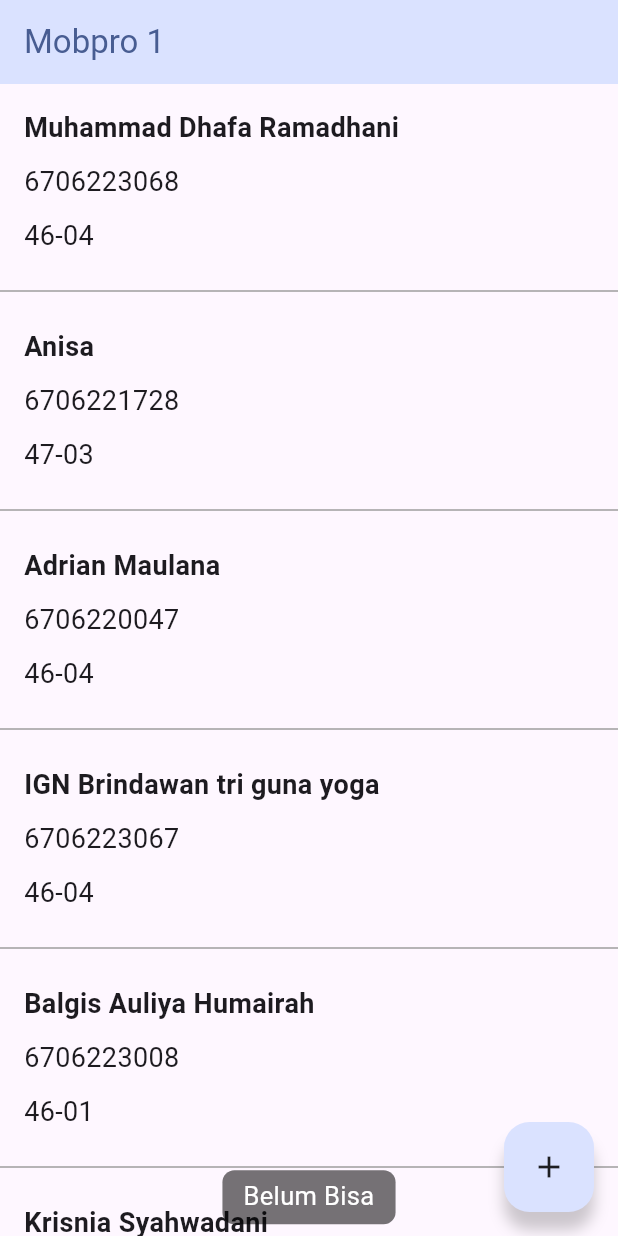
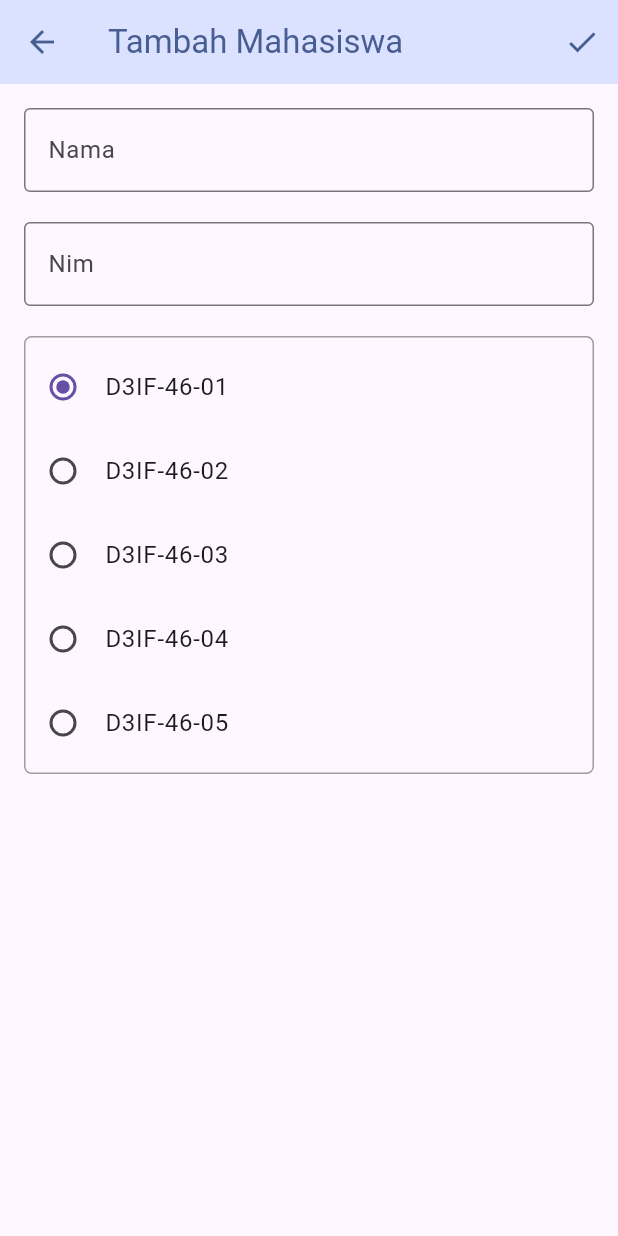
Before and after one commit to MDhafaR/FlutterXMpobpro, a Flutter app: the screen it shows after launch, after a tap on the "add" icon, on a phone screen of 412 x 824 dp. Run offline on Flutter 3.47's test engine with Material 3 defaults, Android fonts, the phone set to English and light mode, and no system bars; our stand-ins replace bloc, bot_toast, flutter_bloc.

Commit message:
challenge 8

```diff
--- /dev/null
+++ b/lib/bloc/mahasiswa_bloc.dart
@@ -0,0 +1,13 @@
+import 'package:bloc/bloc.dart';
+import 'package:meta/meta.dart';
+
+part 'mahasiswa_event.dart';
+part 'mahasiswa_state.dart';
+
+class MahasiswaBloc extends Bloc<MahasiswaEvent, MahasiswaState> {
+  MahasiswaBloc() : super(MahasiswaInitial()) {
+    on<KelasEvent>((event, emit) {
+      emit(KelasState(kelas: event.kelas));
+    });
+  }
+}
--- /dev/null
+++ b/lib/bloc/mahasiswa_event.dart
@@ -0,0 +1,10 @@
+part of 'mahasiswa_bloc.dart';
+
+@immutable
+sealed class MahasiswaEvent {}
+
+class KelasEvent extends MahasiswaEvent {
+  final String kelas;
+
+  KelasEvent({required this.kelas});
+}
--- /dev/null
+++ b/lib/bloc/mahasiswa_state.dart
@@ -0,0 +1,12 @@
+part of 'mahasiswa_bloc.dart';
+
+@immutable
+sealed class MahasiswaState {}
+
+final class MahasiswaInitial extends MahasiswaState {}
+
+final class KelasState extends MahasiswaState {
+  final String kelas;
+
+  KelasState({required this.kelas});
+}
--- a/lib/main.dart
+++ b/lib/main.dart
@@ -1,9 +1,11 @@
 import 'package:bot_toast/bot_toast.dart';
 import 'package:flutter/material.dart';
+import 'package:flutter_bloc/flutter_bloc.dart';
+import 'package:flutter_x_mobpro/bloc/mahasiswa_bloc.dart';
 import 'package:flutter_x_mobpro/pages/halaman_utama.dart';
 
 void main() {
-runApp(const MainApp());
+  runApp(const MainApp());
 }
 
 class MainApp extends StatelessWidget {
@@ -11,9 +13,12 @@ class MainApp extends StatelessWidget {
 
   @override
   Widget build(BuildContext context) {
-    return MaterialApp(
-      builder: BotToastInit(),
-      home: HalamanUtama(),
+    return BlocProvider(
+      create: (context) => MahasiswaBloc(),
+      child: MaterialApp(
+        builder: BotToastInit(),
+        home: HalamanUtama(),
+      ),
     );
   }
 }
--- /dev/null
+++ b/lib/pages/detail_page.dart
@@ -0,0 +1,97 @@
+import 'package:flutter/material.dart';
+import 'package:flutter_bloc/flutter_bloc.dart';
+import 'package:flutter_x_mobpro/Color/color_tamplate.dart';
+import 'package:flutter_x_mobpro/bloc/mahasiswa_bloc.dart';
+
+// ignore: must_be_immutable
+class DetailScreen extends StatelessWidget {
+  DetailScreen({this.kelasTerpilih, this.nama, this.nim, super.key});
+
+  final List<String> kelas = [
+    "D3IF-46-01",
+    "D3IF-46-02",
+    "D3IF-46-03",
+    "D3IF-46-04",
+    "D3IF-46-05",
+  ];
+
+  String? kelasTerpilih;
+  String? nama;
+  String? nim;
+
+  @override
+  Widget build(BuildContext context) {
+    return Scaffold(
+        appBar: AppBar(
+          leading: IconButton(
+              onPressed: () {
+                context.read<MahasiswaBloc>().add(KelasEvent(kelas: kelasTerpilih ?? ""));
+                Navigator.pop(context);
+              },
+              icon: const Icon(Icons.arrow_back)),
+          backgroundColor: ColorTamplate.primaryColor,
+          iconTheme: IconThemeData(color: ColorTamplate.primaryText),
+          actions: [
+            IconButton(onPressed: () {
+              Navigator.pop(context);
+            }, icon: const Icon(Icons.check))
+          ],
+          title: Text("Tambah Mahasiswa",
+              style: TextStyle(color: ColorTamplate.primaryText)),
+        ),
+        body: Padding(
+          padding: const EdgeInsets.all(16),
+          child: Column(
+            children: [
+              TextField(
+                controller: TextEditingController(text: nama),
+                decoration: const InputDecoration(
+                    labelText: "Nama", border: OutlineInputBorder()),
+              ),
+              const SizedBox(
+                height: 20,
+              ),
+              TextField(
+                controller: TextEditingController(text: nim),
+                decoration: const InputDecoration(
+                    labelText: "Nim", border: OutlineInputBorder()),
+              ),
+              const SizedBox(
+                height: 20,
+              ),
+              Container(
+                padding: const EdgeInsets.all(5),
+                decoration: BoxDecoration(
+                    border: Border.all(color: Colors.grey),
+                    borderRadius: BorderRadius.circular(5)),
+                child: ListView.builder(
+                  shrinkWrap: true,
+                  physics: const NeverScrollableScrollPhysics(),
+                  itemCount: 5,
+                  itemBuilder: (context, index) {
+                    return BlocBuilder<MahasiswaBloc, MahasiswaState>(
+                      builder: (context, state) {
+                        return RadioListTile(
+                          contentPadding: const EdgeInsets.all(0),
+                          visualDensity: const VisualDensity(horizontal: -4),
+                          value: kelas[index],
+                          groupValue: (state is KelasState)
+                              ? state.kelas
+                              : kelasTerpilih,
+                          onChanged: (value) {
+                            context
+                                .read<MahasiswaBloc>()
+                                .add(KelasEvent(kelas: value.toString()));
+                          },
+                          title: Text("D3IF-46-0${index + 1}"),
+                        );
+                      },
+                    );
+                  },
+                ),
+              )
+            ],
+          ),
+        ));
+  }
+}
--- a/lib/pages/halaman_utama.dart
+++ b/lib/pages/halaman_utama.dart
@@ -1,6 +1,6 @@
-import 'package:bot_toast/bot_toast.dart';
 import 'package:flutter/material.dart';
 import 'package:flutter_x_mobpro/Color/color_tamplate.dart';
+import 'package:flutter_x_mobpro/pages/detail_page.dart';
 import 'package:flutter_x_mobpro/widgets/item_list.dart';
 
 class HalamanUtama extends StatelessWidget {
@@ -29,22 +29,25 @@ class HalamanUtama extends StatelessWidget {
   ];
 
   final List<String> kelas = [
-    "46-04",
-    "47-03",
-    "46-04",
-    "46-04",
-    "46-01",
-    "46-04",
-    "46-04",
-    "46-02",
+    "D3IF-46-04",
+    "D3IF-46-03",
+    "D3IF-46-04",
+    "D3IF-46-05",
+    "D3IF-46-01",
+    "D3IF-46-04",
+    "D3IF-46-04",
+    "D3IF-46-02",
   ];
   @override
   Widget build(BuildContext context) {
     return Scaffold(
       floatingActionButton: InkWell(
         onTap: () {
-          BotToast.showText(
-              text: "Belum Bisa", align: const Alignment(0, 0.98));
+          Navigator.push(context, MaterialPageRoute(
+            builder: (context) {
+              return DetailScreen(kelasTerpilih: kelas[4],);
+            },
+          ));
         },
         child: Container(
           decoration: BoxDecoration(
@@ -80,15 +83,15 @@ class HalamanUtama extends StatelessWidget {
                 itemBuilder: (context, index) {
                   return ItemList(
                       nama: nama[index], nim: nim[index], kelas: kelas[index]);
-                },),
+                },
+              ),
               const SliverToBoxAdapter(
                 child: SizedBox(
                   height: 80,
                 ),
               ),
             ],
-            )
-          ),
+          )),
         ],
       ),
     );
--- a/lib/widgets/item_list.dart
+++ b/lib/widgets/item_list.dart
@@ -1,5 +1,5 @@
-import 'package:bot_toast/bot_toast.dart';
 import 'package:flutter/material.dart';
+import 'package:flutter_x_mobpro/pages/detail_page.dart';
 
 class ItemList extends StatelessWidget {
   const ItemList(
@@ -13,33 +13,39 @@ class ItemList extends StatelessWidget {
   Widget build(BuildContext context) {
     return InkWell(
       onTap: () {
-        BotToast.showText(text: nama, align: const Alignment(0, 0.98));
+        Navigator.push(context, MaterialPageRoute(
+          builder: (context) {
+            return DetailScreen(
+              nama: nama,
+              nim: nim,
+              kelasTerpilih: kelas,
+            );
+          },
+        ));
       },
       child: Column(
         crossAxisAlignment: CrossAxisAlignment.start,
         children: [
           Padding(
-            padding: EdgeInsets.all(16),
+            padding: const EdgeInsets.all(16),
             child: Column(
               crossAxisAlignment: CrossAxisAlignment.start,
               children: [
                 Text(nama,
                     style:
-                        TextStyle(fontSize: 18, fontWeight: FontWeight.w700)),
-                SizedBox(
+                        const TextStyle(fontSize: 18, fontWeight: FontWeight.w700)),
+                const SizedBox(
                   height: 10,
                 ),
-                Text(
-                    nim,
-                    style: TextStyle(fontSize: 18)),
-                SizedBox(
+                Text(nim, style: const TextStyle(fontSize: 18)),
+                const SizedBox(
                   height: 10,
                 ),
-                Text(kelas, style: TextStyle(fontSize: 18)),
+                Text(kelas, style: const TextStyle(fontSize: 18)),
               ],
             ),
           ),
-          Divider(
+          const Divider(
             color: Colors.grey,
             thickness: 1,
           )
--- a/pubspec.yaml
+++ b/pubspec.yaml
@@ -36,6 +36,8 @@ dependencies:
   # Use with the CupertinoIcons class for iOS style icons.
   cupertino_icons: ^1.0.2
   bot_toast: ^4.1.3
+  bloc: ^8.1.4
+  flutter_bloc: ^8.1.6
 
 dev_dependencies:
   flutter_test:
```
Also changed, not shown: pubspec.lock. Lines whose indentation alone changed are shown as unchanged.
